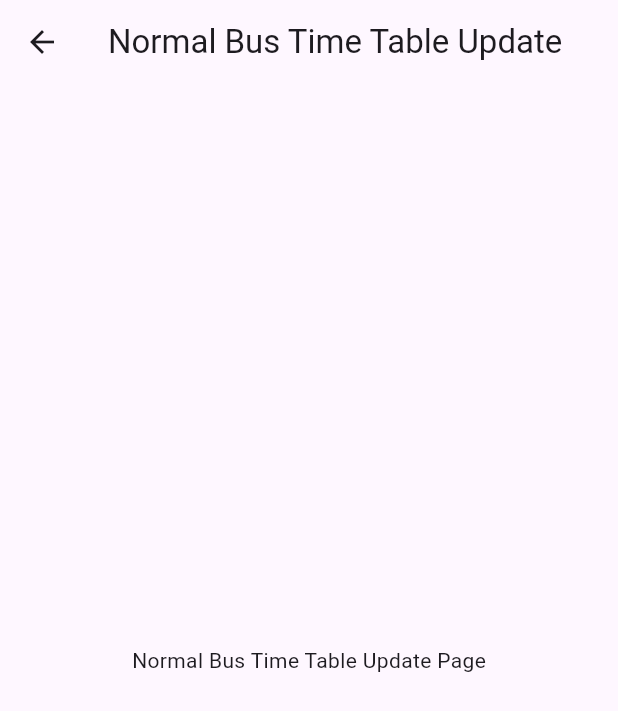
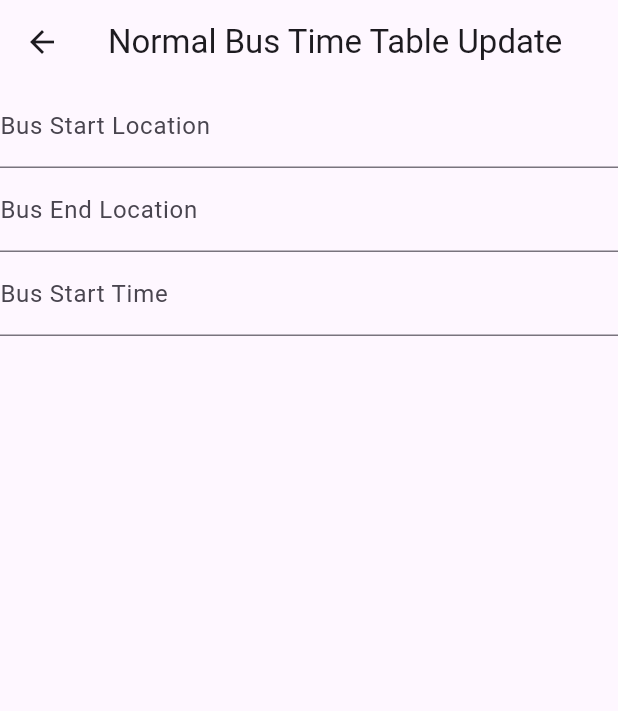
Before and after one commit to InduwaraSH/Bussir_Admin, a Flutter app: the Normal_bustime_IC screen opened directly, on a phone screen of 412 x 824 dp. Shown: the top 711 px of the screen. Run offline on Flutter 3.47's test engine with Material 3 defaults, Android fonts, the phone set to English and light mode, and no system bars; our stand-ins replace firebase_database; accounts and stored records are empty.

Commit message:
minor update-03

```diff
--- a/lib/Normal_bus_time_IC_update.dart
+++ b/lib/Normal_bus_time_IC_update.dart
@@ -1,13 +1,56 @@
+import 'package:firebase_database/firebase_database.dart';
 import 'package:flutter/material.dart';
 
-class Normal_bustime_IC extends StatelessWidget {
-  const  Normal_bustime_IC({super.key});
+class Normal_bustime_IC extends StatefulWidget {
+  const Normal_bustime_IC({super.key});
+
+  @override
+  State<Normal_bustime_IC> createState() => _Normal_bustime_ICState();
+}
+
+class _Normal_bustime_ICState extends State<Normal_bustime_IC> {
+  final busStartLocationController = TextEditingController();
+  final busEndLocationController = TextEditingController();
+  final busStartTimeController = TextEditingController();
+
+  late DatabaseReference databaseReference;
+
+  @override
+  void initState() {
+    super.initState();
+    databaseReference = FirebaseDatabase.instance.ref().child(
+      'NormalBusTimeTable_IC',
+    );
+  }
 
   @override
   Widget build(BuildContext context) {
     return Scaffold(
       appBar: AppBar(title: Text('Normal Bus Time Table Update')),
-      body: const Center(child: Text('Normal Bus Time Table Update Page')),
+      body: Column(
+        children: [
+          TextField(
+            controller: busStartLocationController,
+            decoration: InputDecoration(labelText: 'Bus Start Location'),
+          ),
+          TextField(
+            controller: busEndLocationController,
+            decoration: InputDecoration(labelText: 'Bus End Location'),
+          ),
+          TextField(
+            controller: busStartTimeController,
+            decoration: InputDecoration(labelText: 'Bus Start Time'),
+          ),
+          // ElevatedButton(
+          //   onPressed: () {
+          //     String startLocation = busStartLocationController.text;
+          //     String endLocation = busEndLocationController.text;
+          //     String startTime = busStartTimeController.text;
+          //   },
+          //   child: Text('Add Bus Time'),
+          // ),
+        ],
+      ),
     );
   }
 }
```
